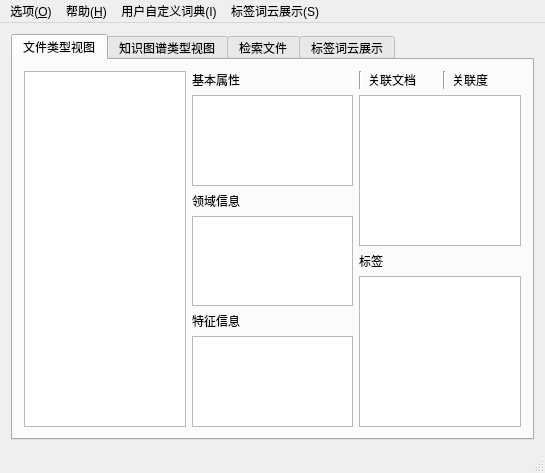
Above: mainwindow.ui from lvyilin/SmartFilesManager before the change. Below: the same form after it.
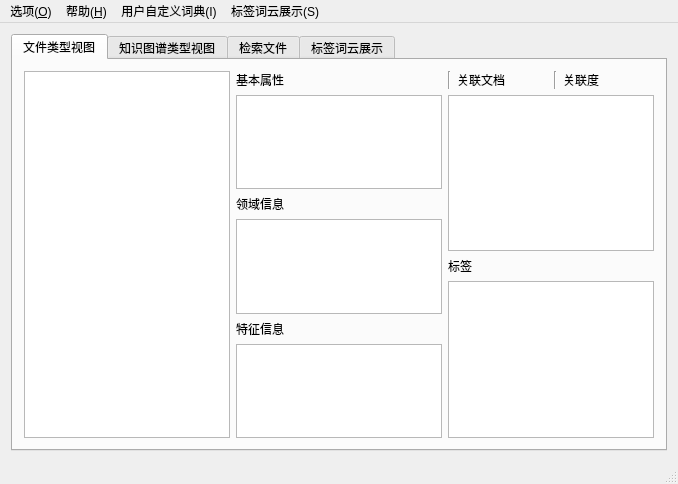
That is the form after the change.

Patch:
```diff
--- a/mainwindow.ui
+++ b/mainwindow.ui
@@ -6,8 +6,8 @@
    <rect>
     <x>0</x>
     <y>0</y>
-    <width>545</width>
-    <height>473</height>
+    <width>678</width>
+    <height>484</height>
    </rect>
   </property>
   <property name="windowTitle">
@@ -192,8 +192,8 @@
     <rect>
      <x>0</x>
      <y>0</y>
-     <width>545</width>
-     <height>26</height>
+     <width>678</width>
+     <height>23</height>
     </rect>
    </property>
    <widget class="QMenu" name="menu">
```
